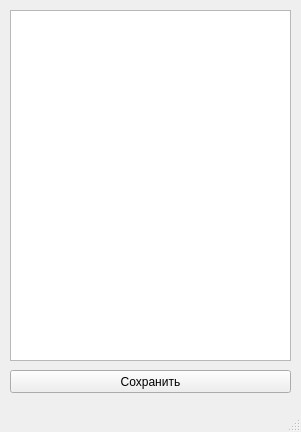
This is tarot/ui/notes.ui in al3ksandraa/tarot as Qt 5 draws it before an edit. The edited form follows.
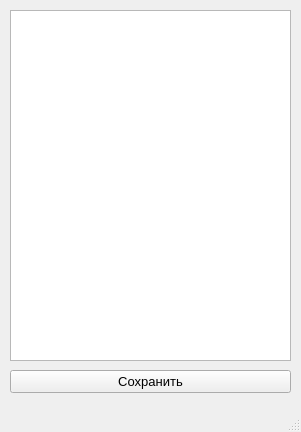
This is the edited form.

Commit message: changed info window and fixated window size

Patch:
```diff
--- a/tarot/ui/notes.ui
+++ b/tarot/ui/notes.ui
@@ -10,6 +10,18 @@
     <height>432</height>
    </rect>
   </property>
+  <property name="minimumSize">
+   <size>
+    <width>301</width>
+    <height>432</height>
+   </size>
+  </property>
+  <property name="maximumSize">
+   <size>
+    <width>301</width>
+    <height>432</height>
+   </size>
+  </property>
   <property name="windowTitle">
    <string>MainWindow</string>
   </property>
@@ -33,6 +45,11 @@
       <height>23</height>
      </rect>
     </property>
+    <property name="font">
+     <font>
+      <pointsize>10</pointsize>
+     </font>
+    </property>
     <property name="text">
      <string>Сохранить</string>
     </property>
```
Left out of the diff: 5 changed lines with no effect on the pictures. The commit also changes 7 other files.
